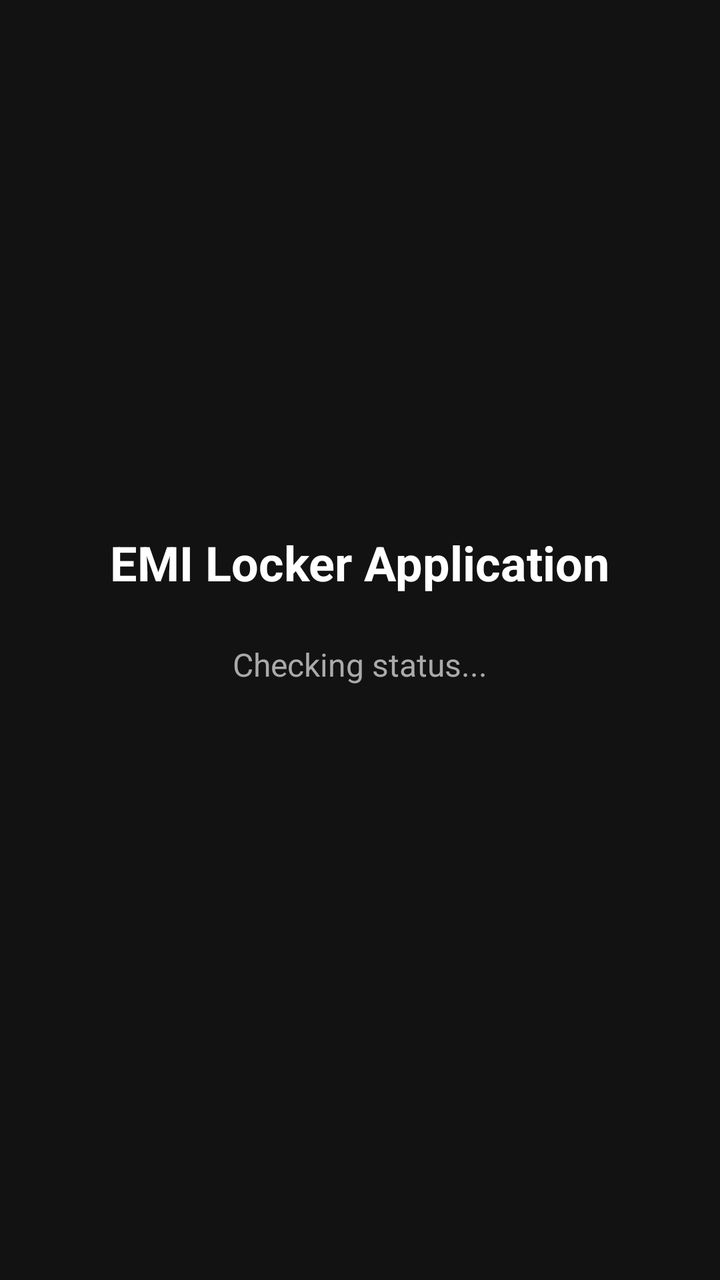
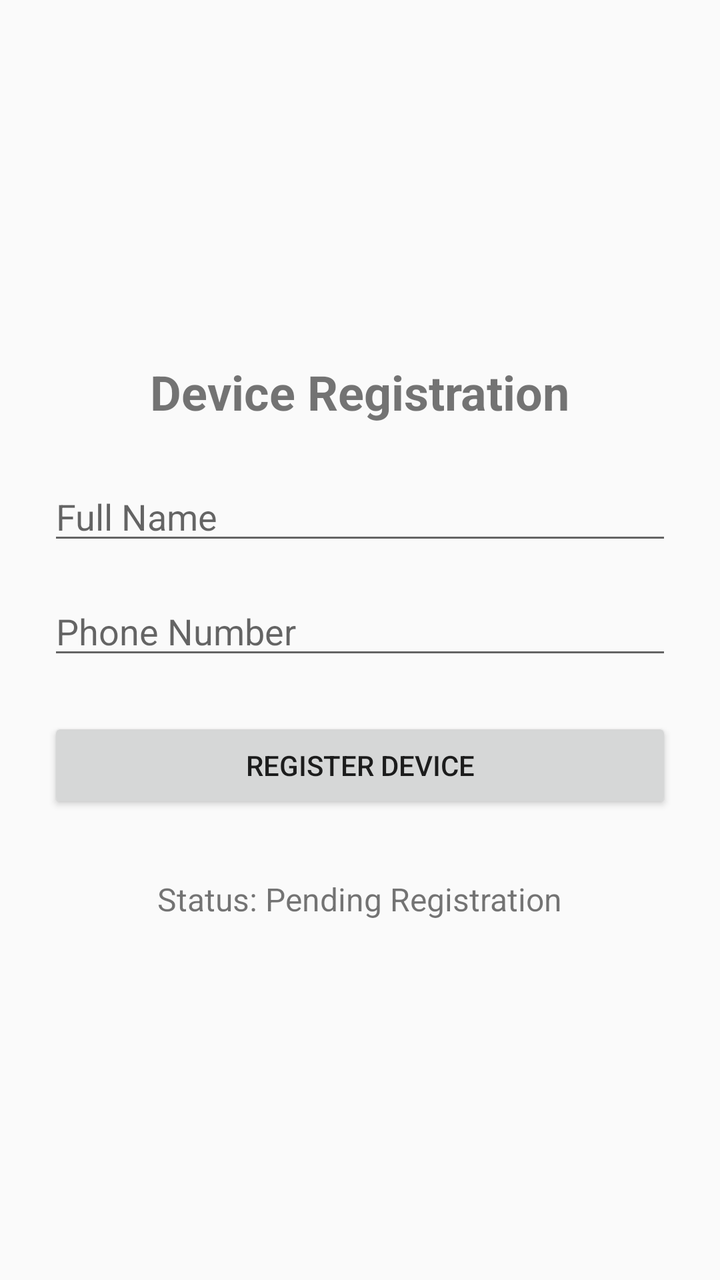

Screens rendered from an Android XML layout before and after an edit, with the pre-edit source and the edit as a unified diff.
<!-- AndroidManifest.xml: application theme Theme.AppCompat.DayNight.NoActionBar -->
<!-- res/layout/activity_main.xml -->
<?xml version="1.0" encoding="utf-8"?>
<LinearLayout xmlns:android="http://schemas.android.com/apk/res/android"
    android:layout_width="match_parent"
    android:layout_height="match_parent"
    android:orientation="vertical"
    android:padding="24dp"
    android:background="#121212"
    android:gravity="center">

    <TextView
        android:layout_width="wrap_content"
        android:layout_height="wrap_content"
        android:text="EMI Locker Application"
        android:textColor="#FFFFFF"
        android:textSize="24sp"
        android:textStyle="bold"
        android:layout_marginBottom="24dp"/>

    <TextView
        android:id="@+id/tvDeviceOwnerStatus"
        android:layout_width="wrap_content"
        android:layout_height="wrap_content"
        android:text="Checking status..."
        android:textColor="#AAAAAA"
        android:textSize="16sp"
        android:layout_marginBottom="32dp"/>

</LinearLayout>
<!-- resources referenced by this layout -->
<resources>

</resources>

<!-- the commit's change to res/layout/activity_main.xml (unified diff, before → after) -->
@@ -4,25 +4,44 @@
     android:layout_height="match_parent"
     android:orientation="vertical"
     android:padding="24dp"
-    android:background="#121212"
     android:gravity="center">
 
     <TextView
         android:layout_width="wrap_content"
         android:layout_height="wrap_content"
-        android:text="EMI Locker Application"
-        android:textColor="#FFFFFF"
+        android:text="Device Registration"
         android:textSize="24sp"
         android:textStyle="bold"
         android:layout_marginBottom="24dp"/>
+
+    <EditText
+        android:id="@+id/etName"
+        android:layout_width="match_parent"
+        android:layout_height="wrap_content"
+        android:hint="Full Name"
+        android:layout_marginBottom="16dp"
+        android:inputType="textPersonName"/>
+
+    <EditText
+        android:id="@+id/etPhone"
+        android:layout_width="match_parent"
+        android:layout_height="wrap_content"
+        android:hint="Phone Number"
+        android:layout_marginBottom="24dp"
+        android:inputType="phone"/>
+
+    <Button
+        android:id="@+id/btnRegister"
+        android:layout_width="match_parent"
+        android:layout_height="wrap_content"
+        android:text="Register Device" />
 
     <TextView
         android:id="@+id/tvDeviceOwnerStatus"
         android:layout_width="wrap_content"
         android:layout_height="wrap_content"
-        android:text="Checking status..."
-        android:textColor="#AAAAAA"
+        android:text="Status: Pending Registration"
         android:textSize="16sp"
-        android:layout_marginBottom="32dp"/>
+        android:layout_marginTop="32dp"/>
 
 </LinearLayout>
